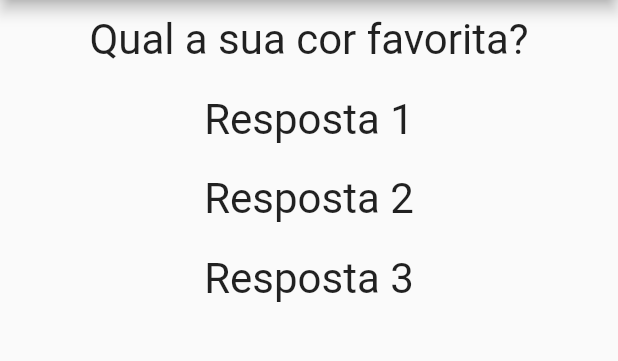
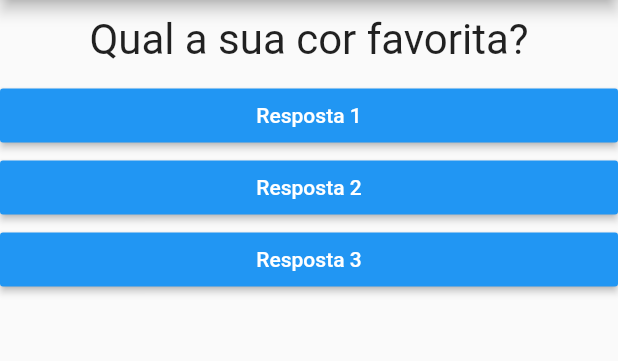
Before and after one commit to maedashogun/projeto_perguntas, a Flutter app: the screen it shows after launch, on a phone screen of 412 x 824 dp, the part 84-445 px from its top. Run offline on Flutter 3.47's test engine with Material 2 defaults, Android fonts, the phone set to English and light mode, and no system bars.

Commit message:
atualização de codigo

```diff
--- a/lib/main.dart
+++ b/lib/main.dart
@@ -6,15 +6,15 @@ void main() {
   runApp(PerguntaApp());
 }
 
-class PerguntaAppState extends State<PerguntaApp> {
+class _PerguntaAppState extends State<PerguntaApp> {
 
-  var perguntaSelecionada = 0;
+  var _perguntaSelecionada = 0;
 
-  void responder(){
+  void _responder(){
     setState(() {
-      perguntaSelecionada++;
+      _perguntaSelecionada++;
     });
-    print(perguntaSelecionada);
+    print(_perguntaSelecionada);
   }
 
   @override
@@ -34,10 +34,10 @@ class PerguntaAppState extends State<PerguntaApp> {
         ),
         body: Column(
           children: [
-            Questao(perguntas[perguntaSelecionada]),
-            Questao('Resposta 1'),
-            Questao('Resposta 2'),
-            Questao('Resposta 3'),
+            Questao(perguntas[_perguntaSelecionada]),
+            Resposta('Resposta 1',_responder),
+            Resposta('Resposta 2',_responder),
+            Resposta('Resposta 3',_responder),
           ],
         ),
       ),
@@ -47,7 +47,7 @@ class PerguntaAppState extends State<PerguntaApp> {
 }
 
 class PerguntaApp extends StatefulWidget {
-  PerguntaAppState createState() {
-    return PerguntaAppState();
+  _PerguntaAppState createState() {
+    return _PerguntaAppState();
   }
 }
--- a/lib/resposta.dart
+++ b/lib/resposta.dart
@@ -3,14 +3,20 @@ import 'package:flutter/material.dart';
 class Resposta extends StatelessWidget {
 
   final String texto;
+  final void Function() quandoSelecionado;
 
-  Resposta(this.texto);
+  Resposta(this.texto,this.quandoSelecionado);
 
   @override
   Widget build(BuildContext context){
-    return RaisedButton(
-      child: Text(texto),
-      onPressed: null,
+    return Container(
+      width: double.infinity,
+      child: RaisedButton(
+        textColor: Colors.white,
+        color: Colors.blue,
+        child: Text(texto),
+        onPressed: quandoSelecionado,
+      ),
     );
   }
 
```
